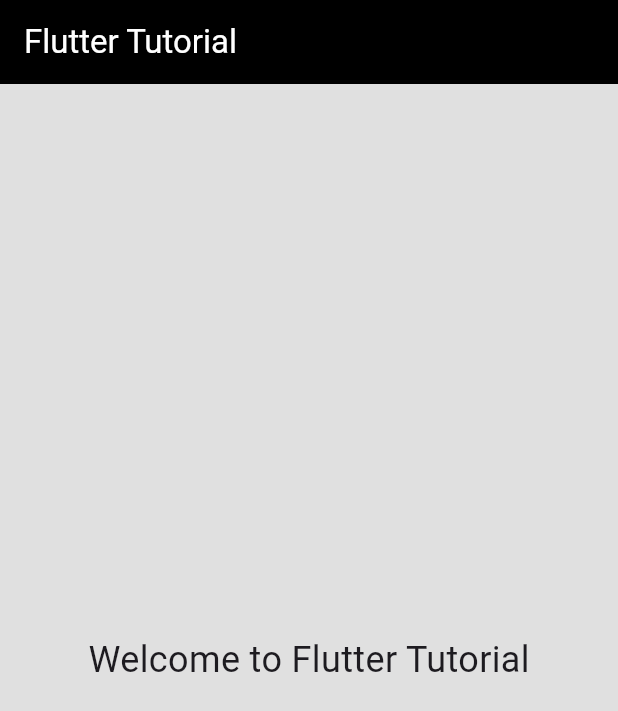
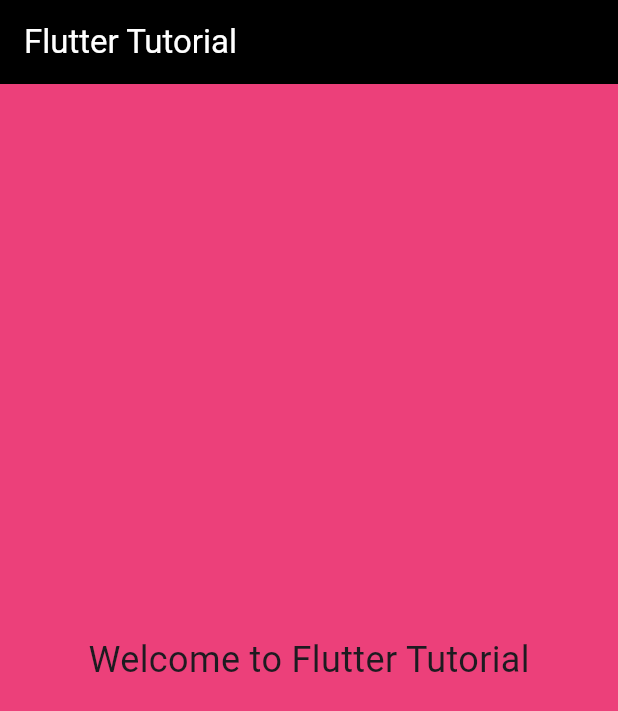
Before and after one commit to shanakasp/Flutter, a Flutter app: the screen it shows after launch, on a phone screen of 412 x 824 dp. Shown: the top 711 px of the screen. Run offline on Flutter 3.47's test engine with Material 3 defaults, Android fonts, the phone set to English and light mode, and no system bars.

Commit message:
modified main.dart and widget_test.dart

```diff
--- a/flutter_application_2/lib/main.dart
+++ b/flutter_application_2/lib/main.dart
@@ -18,7 +18,7 @@ class FlutterTutorialApp extends StatelessWidget {
           ),
         ),
         body: Container(
-          color: Colors.grey[300],
+          color: Colors.pink[400],
           child: Center(
             child: Text(
               'Welcome to Flutter Tutorial',
```
Also changed, not shown: 1 other file.
